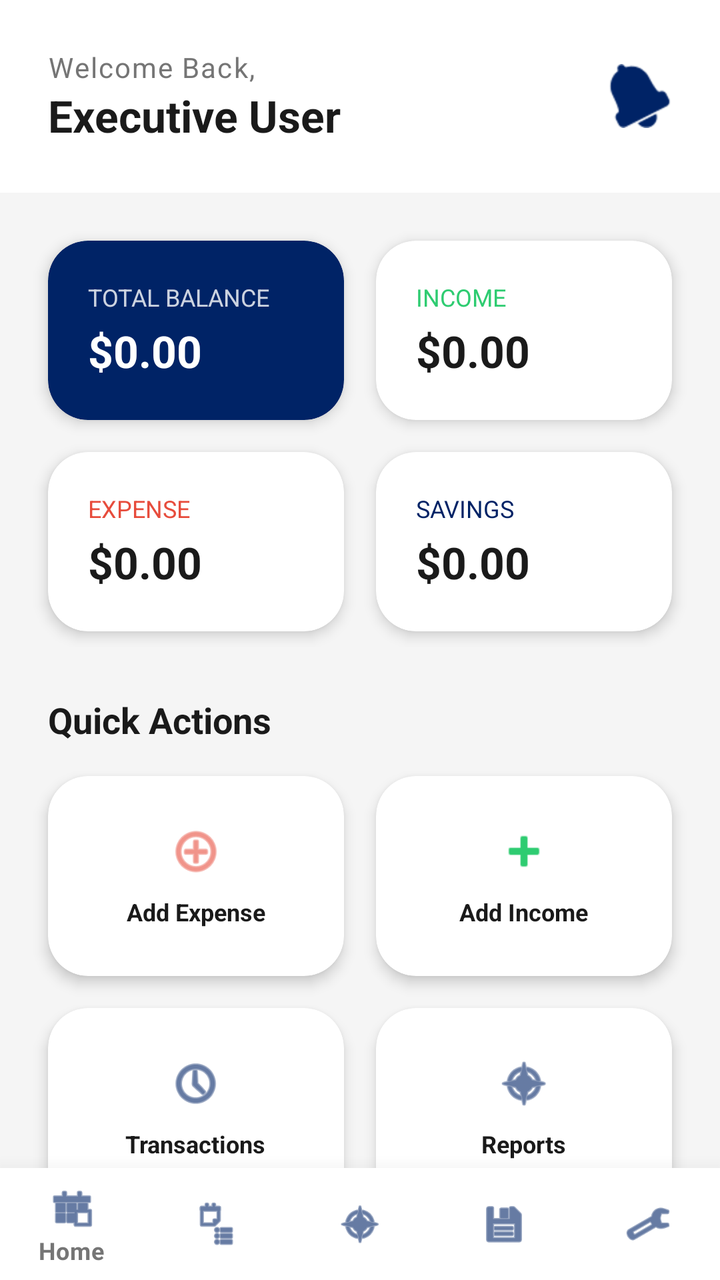
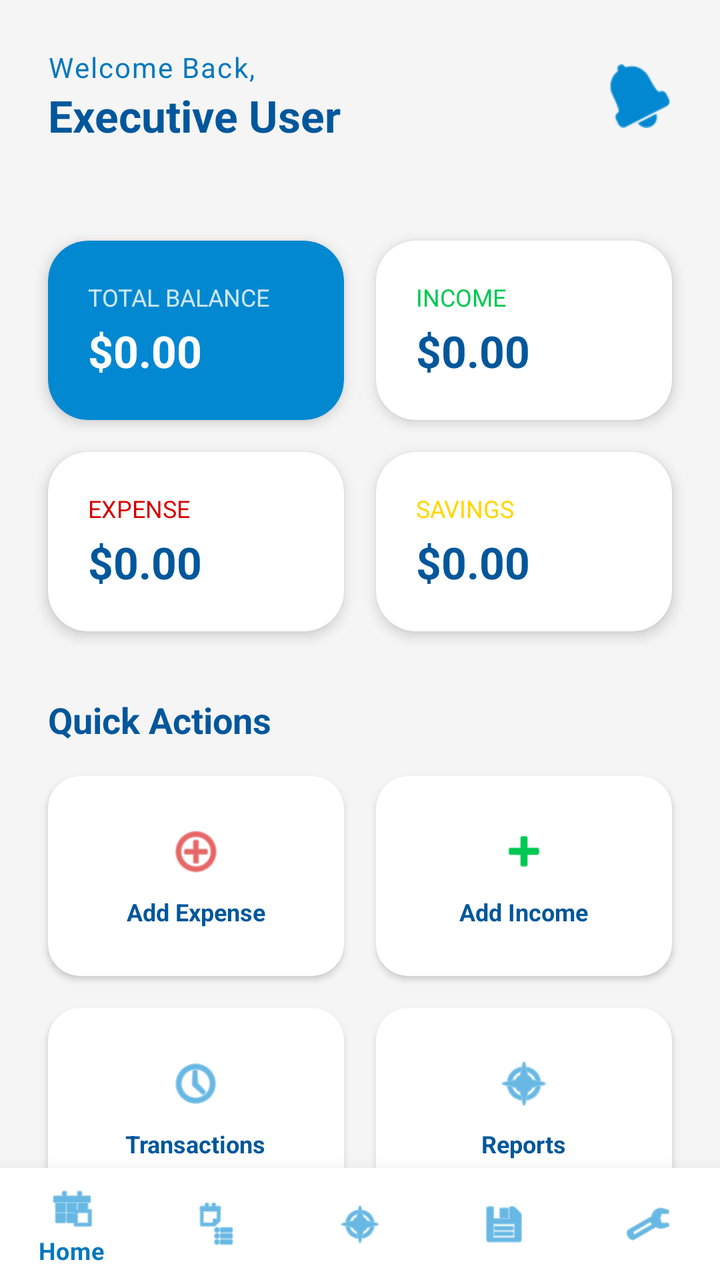

Screens rendered from an Android XML layout before and after an edit, with the pre-edit source and the edit as a unified diff.
<!-- AndroidManifest.xml: application theme Theme.SmartExpenseTracker -->
<!-- res/layout/activity_main.xml -->
<?xml version="1.0" encoding="utf-8"?>
<androidx.coordinatorlayout.widget.CoordinatorLayout xmlns:android="http://schemas.android.com/apk/res/android"
    xmlns:app="http://schemas.android.com/apk/res-auto"
    android:layout_width="match_parent"
    android:layout_height="match_parent"
    android:background="?android:attr/windowBackground">

    <com.google.android.material.appbar.AppBarLayout
        android:layout_width="match_parent"
        android:layout_height="wrap_content"
        android:background="?attr/colorSurface"
        app:elevation="0dp">

        <RelativeLayout
            android:layout_width="match_parent"
            android:layout_height="wrap_content"
            android:padding="24dp">

            <LinearLayout
                android:layout_width="wrap_content"
                android:layout_height="wrap_content"
                android:orientation="vertical">

                <TextView
                    android:id="@+id/tvGreeting"
                    android:layout_width="wrap_content"
                    android:layout_height="wrap_content"
                    android:text="Welcome Back,"
                    android:textColor="?android:attr/textColorSecondary"
                    android:textSize="14sp"
                    android:letterSpacing="0.05"/>

                <TextView
                    android:layout_width="wrap_content"
                    android:layout_height="wrap_content"
                    android:text="Executive User"
                    android:textColor="?android:attr/textColorPrimary"
                    android:textSize="22sp"
                    android:textStyle="bold" />
            </LinearLayout>

            <ImageView
                android:id="@+id/ivNotification"
                android:layout_width="32dp"
                android:layout_height="32dp"
                android:layout_alignParentEnd="true"
                android:layout_centerVertical="true"
                android:src="@android:drawable/ic_popup_reminder"
                app:tint="?attr/colorPrimary"/>
        </RelativeLayout>
    </com.google.android.material.appbar.AppBarLayout>

    <androidx.core.widget.NestedScrollView
        android:layout_width="match_parent"
        android:layout_height="match_parent"
        app:layout_behavior="@string/appbar_scrolling_view_behavior">

        <LinearLayout
            android:layout_width="match_parent"
            android:layout_height="wrap_content"
            android:orientation="vertical"
            android:padding="16dp">

            
            <GridLayout
                android:layout_width="match_parent"
                android:layout_height="wrap_content"
                android:columnCount="2"
                android:rowCount="2">

                
                <com.google.android.material.card.MaterialCardView
                    android:layout_width="0dp"
                    android:layout_height="wrap_content"
                    android:layout_columnWeight="1"
                    android:layout_margin="8dp"
                    style="?attr/cardViewStyle"
                    app:cardBackgroundColor="?attr/colorPrimary">
                    <LinearLayout
                        android:layout_width="match_parent"
                        android:layout_height="wrap_content"
                        android:orientation="vertical"
                        android:padding="20dp">
                        <TextView
                            android:layout_width="wrap_content"
                            android:layout_height="wrap_content"
                            android:text="Total Balance"
                            android:textColor="?attr/colorOnPrimary"
                            android:textSize="12sp"
                            android:textAllCaps="true"
                            android:alpha="0.8"/>
                        <TextView
                            android:id="@+id/tvTotalBalance"
                            android:layout_width="wrap_content"
                            android:layout_height="wrap_content"
                            android:text="$0.00"
                            android:textColor="?attr/colorOnPrimary"
                            android:textSize="22sp"
                            android:textStyle="bold"
                            android:layout_marginTop="4dp"/>
                    </LinearLayout>
                </com.google.android.material.card.MaterialCardView>

                
                <com.google.android.material.card.MaterialCardView
                    android:layout_width="0dp"
                    android:layout_height="wrap_content"
                    android:layout_columnWeight="1"
                    android:layout_margin="8dp"
                    style="?attr/cardViewStyle">
                    <LinearLayout
                        android:layout_width="match_parent"
                        android:layout_height="wrap_content"
                        android:orientation="vertical"
                        android:padding="20dp">
                        <TextView
                            android:layout_width="wrap_content"
                            android:layout_height="wrap_content"
                            android:text="Income"
                            android:textColor="@color/income_green"
                            android:textSize="12sp"
                            android:textAllCaps="true"/>
                        <TextView
                            android:id="@+id/tvTotalIncome"
                            android:layout_width="wrap_content"
                            android:layout_height="wrap_content"
                            android:text="$0.00"
                            android:textColor="?android:attr/textColorPrimary"
                            android:textSize="22sp"
                            android:textStyle="bold"
                            android:layout_marginTop="4dp"/>
                    </LinearLayout>
                </com.google.android.material.card.MaterialCardView>

                
                <com.google.android.material.card.MaterialCardView
                    android:layout_width="0dp"
                    android:layout_height="wrap_content"
                    android:layout_columnWeight="1"
                    android:layout_margin="8dp"
                    style="?attr/cardViewStyle">
                    <LinearLayout
                        android:layout_width="match_parent"
                        android:layout_height="wrap_content"
                        android:orientation="vertical"
                        android:padding="20dp">
                        <TextView
                            android:layout_width="wrap_content"
                            android:layout_height="wrap_content"
                            android:text="Expense"
                            android:textColor="@color/expense_red"
                            android:textSize="12sp"
                            android:textAllCaps="true"/>
                        <TextView
                            android:id="@+id/tvTotalExpense"
                            android:layout_width="wrap_content"
                            android:layout_height="wrap_content"
                            android:text="$0.00"
                            android:textColor="?android:attr/textColorPrimary"
                            android:textSize="22sp"
                            android:textStyle="bold"
                            android:layout_marginTop="4dp"/>
                    </LinearLayout>
                </com.google.android.material.card.MaterialCardView>

                
                <com.google.android.material.card.MaterialCardView
                    android:layout_width="0dp"
                    android:layout_height="wrap_content"
                    android:layout_columnWeight="1"
                    android:layout_margin="8dp"
                    style="?attr/cardViewStyle">
                    <LinearLayout
                        android:layout_width="match_parent"
                        android:layout_height="wrap_content"
                        android:orientation="vertical"
                        android:padding="20dp">
                        <TextView
                            android:layout_width="wrap_content"
                            android:layout_height="wrap_content"
                            android:text="Savings"
                            android:textColor="?attr/colorPrimary"
                            android:textSize="12sp"
                            android:textAllCaps="true"/>
                        <TextView
                            android:id="@+id/tvSavingsTotal"
                            android:layout_width="wrap_content"
                            android:layout_height="wrap_content"
                            android:text="$0.00"
                            android:textColor="?android:attr/textColorPrimary"
                            android:textSize="22sp"
                            android:textStyle="bold"
                            android:layout_marginTop="4dp"/>
                    </LinearLayout>
                </com.google.android.material.card.MaterialCardView>
            </GridLayout>

            
            <TextView
                android:layout_width="wrap_content"
                android:layout_height="wrap_content"
                android:layout_marginStart="8dp"
                android:layout_marginTop="24dp"
                android:text="Quick Actions"
                android:textColor="?android:attr/textColorPrimary"
                android:textSize="18sp"
                android:textStyle="bold" />

            <GridLayout
                android:layout_width="match_parent"
                android:layout_height="wrap_content"
                android:columnCount="2"
                android:layout_marginTop="8dp">

                
                <com.google.android.material.card.MaterialCardView
                    android:id="@+id/cardAddExpense"
                    android:layout_width="0dp"
                    android:layout_height="100dp"
                    android:layout_columnWeight="1"
                    android:layout_margin="8dp"
                    style="?attr/cardViewStyle"
                    android:clickable="true"
                    android:focusable="true">
                    <LinearLayout
                        android:layout_width="match_parent"
                        android:layout_height="match_parent"
                        android:gravity="center"
                        android:orientation="vertical">
                        <ImageView
                            android:layout_width="28dp"
                            android:layout_height="28dp"
                            android:src="@android:drawable/ic_menu_add"
                            app:tint="@color/expense_red"/>
                        <TextView
                            android:layout_width="wrap_content"
                            android:layout_height="wrap_content"
                            android:text="Add Expense"
                            android:textSize="12sp"
                            android:textStyle="bold"
                            android:layout_marginTop="8dp"
                            android:textColor="?android:attr/textColorPrimary"/>
                    </LinearLayout>
                </com.google.android.material.card.MaterialCardView>

                
                <com.google.android.material.card.MaterialCardView
                    android:id="@+id/cardAddIncome"
                    android:layout_width="0dp"
                    android:layout_height="100dp"
                    android:layout_columnWeight="1"
                    android:layout_margin="8dp"
                    style="?attr/cardViewStyle"
                    android:clickable="true"
                    android:focusable="true">
                    <LinearLayout
                        android:layout_width="match_parent"
                        android:layout_height="match_parent"
                        android:gravity="center"
                        android:orientation="vertical">
                        <ImageView
                            android:layout_width="28dp"
                            android:layout_height="28dp"
                            android:src="@android:drawable/ic_input_add"
                            app:tint="@color/income_green"/>
                        <TextView
                            android:layout_width="wrap_content"
                            android:layout_height="wrap_content"
                            android:text="Add Income"
                            android:textSize="12sp"
                            android:textStyle="bold"
                            android:layout_marginTop="8dp"
                            android:textColor="?android:attr/textColorPrimary"/>
                    </LinearLayout>
                </com.google.android.material.card.MaterialCardView>

                
                <com.google.android.material.card.MaterialCardView
                    android:id="@+id/cardTransactions"
                    android:layout_width="0dp"
                    android:layout_height="100dp"
                    android:layout_columnWeight="1"
                    android:layout_margin="8dp"
                    style="?attr/cardViewStyle"
                    android:clickable="true"
                    android:focusable="true">
                    <LinearLayout
                        android:layout_width="match_parent"
                        android:layout_height="match_parent"
                        android:gravity="center"
                        android:orientation="vertical">
                        <ImageView
                            android:layout_width="28dp"
                            android:layout_height="28dp"
                            android:src="@android:drawable/ic_menu_recent_history"
                            app:tint="?attr/colorPrimary"/>
                        <TextView
                            android:layout_width="wrap_content"
                            android:layout_height="wrap_content"
                            android:text="Transactions"
                            android:textSize="12sp"
                            android:textStyle="bold"
                            android:layout_marginTop="8dp"
                            android:textColor="?android:attr/textColorPrimary"/>
                    </LinearLayout>
                </com.google.android.material.card.MaterialCardView>

                
                <com.google.android.material.card.MaterialCardView
                    android:id="@+id/cardReports"
                    android:layout_width="0dp"
                    android:layout_height="100dp"
                    android:layout_columnWeight="1"
                    android:layout_margin="8dp"
                    style="?attr/cardViewStyle"
                    android:clickable="true"
                    android:focusable="true">
                    <LinearLayout
                        android:layout_width="match_parent"
                        android:layout_height="match_parent"
                        android:gravity="center"
                        android:orientation="vertical">
                        <ImageView
                            android:layout_width="28dp"
                            android:layout_height="28dp"
                            android:src="@android:drawable/ic_menu_compass"
                            app:tint="?attr/colorPrimary"/>
                        <TextView
                            android:layout_width="wrap_content"
                            android:layout_height="wrap_content"
                            android:text="Reports"
                            android:textSize="12sp"
                            android:textStyle="bold"
                            android:layout_marginTop="8dp"
                            android:textColor="?android:attr/textColorPrimary"/>
                    </LinearLayout>
                </com.google.android.material.card.MaterialCardView>

            </GridLayout>

            <View android:layout_width="match_parent" android:layout_height="100dp" />

        </LinearLayout>
    </androidx.core.widget.NestedScrollView>

    <com.google.android.material.bottomnavigation.BottomNavigationView
        android:id="@+id/bottomNavigation"
        android:layout_width="match_parent"
        android:layout_height="wrap_content"
        android:layout_gravity="bottom"
        style="?attr/bottomNavigationStyle"
        app:elevation="16dp"
        app:menu="@menu/bottom_nav_menu"/>

</androidx.coordinatorlayout.widget.CoordinatorLayout>
<!-- resources referenced by this layout -->
<resources>
  <color name="expense_red">#E74C3C</color>
  <color name="income_green">#2ECC71</color>
  <style name="Theme.SmartExpenseTracker" parent="Theme.MaterialComponents.DayNight.NoActionBar">
          
          <item name="colorPrimary">@color/royal_blue</item>
          <item name="colorPrimaryVariant">@color/primary_dark_light</item>
          <item name="colorOnPrimary">@color/white</item>
          
          <item name="colorSecondary">@color/royal_gold</item>
          <item name="colorOnSecondary">@color/white</item>
  
          
          <item name="android:statusBarColor">?attr/colorPrimaryVariant</item>
          <item name="android:windowLightStatusBar" tools:targetApi="m">true</item>
  
          
          <item name="android:windowBackground">@color/luxury_light_bg</item>
          <item name="colorSurface">@color/white</item>
  
          
          <item name="android:textColorPrimary">@color/text_primary_light</item>
          <item name="android:textColorSecondary">@color/text_secondary_light</item>
  
          
          <item name="cardViewStyle">@style/PremiumCardView</item>
          <item name="textInputStyle">@style/PremiumTextInputLayout</item>
          <item name="materialButtonStyle">@style/PremiumButton</item>
          <item name="bottomNavigationStyle">@style/PremiumBottomNav</item>
      </style>
  <color name="royal_blue">#002366</color>
  <color name="primary_dark_light">#001A4D</color>
  <color name="white">#FFFFFFFF</color>
  <color name="royal_gold">#D4AF37</color>
  <color name="luxury_light_bg">#F5F5F5</color>
  <color name="text_primary_light">#1A1A1A</color>
  <color name="text_secondary_light">#757575</color>
  <style name="PremiumCardView" parent="Widget.MaterialComponents.CardView">
          <item name="cardCornerRadius">20dp</item>
          <item name="cardElevation">4dp</item>
          <item name="android:layout_margin">8dp</item>
          <item name="cardBackgroundColor">@color/white</item>
      </style>
  <style name="PremiumTextInputLayout" parent="Widget.MaterialComponents.TextInputLayout.OutlinedBox">
          <item name="boxCornerRadiusTopStart">12dp</item>
          <item name="boxCornerRadiusTopEnd">12dp</item>
          <item name="boxCornerRadiusBottomStart">12dp</item>
          <item name="boxCornerRadiusBottomEnd">12dp</item>
          <item name="boxStrokeColor">@color/royal_blue</item>
          <item name="hintTextColor">@color/royal_blue</item>
      </style>
  <style name="PremiumButton" parent="Widget.MaterialComponents.Button">
          <item name="cornerRadius">14dp</item>
          <item name="android:insetTop">0dp</item>
          <item name="android:insetBottom">0dp</item>
          <item name="android:textAllCaps">false</item>
          <item name="android:textStyle">bold</item>
          <item name="backgroundTint">@color/royal_blue</item>
      </style>
  <style name="PremiumBottomNav" parent="Widget.MaterialComponents.BottomNavigationView">
          <item name="backgroundTint">@color/white</item>
          <item name="itemIconTint">@color/royal_blue</item>
          <item name="itemTextColor">@color/text_secondary_light</item>
      </style>
</resources>

<!-- the commit's change to res/layout/activity_main.xml (unified diff, before → after) -->
@@ -3,12 +3,12 @@
     xmlns:app="http://schemas.android.com/apk/res-auto"
     android:layout_width="match_parent"
     android:layout_height="match_parent"
-    android:background="?android:attr/windowBackground">
+    android:background="@color/luxury_light_bg">
 
     <com.google.android.material.appbar.AppBarLayout
         android:layout_width="match_parent"
         android:layout_height="wrap_content"
-        android:background="?attr/colorSurface"
+        android:background="@android:color/transparent"
         app:elevation="0dp">
 
         <RelativeLayout
@@ -26,7 +26,7 @@
                     android:layout_width="wrap_content"
                     android:layout_height="wrap_content"
                     android:text="Welcome Back,"
-                    android:textColor="?android:attr/textColorSecondary"
+                    android:textColor="@color/text_secondary_light"
                     android:textSize="14sp"
                     android:letterSpacing="0.05"/>
 
@@ -34,7 +34,7 @@
                     android:layout_width="wrap_content"
                     android:layout_height="wrap_content"
                     android:text="Executive User"
-                    android:textColor="?android:attr/textColorPrimary"
+                    android:textColor="@color/text_primary_light"
                     android:textSize="22sp"
                     android:textStyle="bold" />
             </LinearLayout>
@@ -46,7 +46,7 @@
                 android:layout_alignParentEnd="true"
                 android:layout_centerVertical="true"
                 android:src="@android:drawable/ic_popup_reminder"
-                app:tint="?attr/colorPrimary"/>
+                app:tint="@color/royal_blue"/>
         </RelativeLayout>
     </com.google.android.material.appbar.AppBarLayout>
 
@@ -74,8 +74,9 @@
                     android:layout_height="wrap_content"
                     android:layout_columnWeight="1"
                     android:layout_margin="8dp"
-                    style="?attr/cardViewStyle"
-                    app:cardBackgroundColor="?attr/colorPrimary">
+                    app:cardCornerRadius="20dp"
+                    app:cardElevation="4dp"
+                    app:cardBackgroundColor="@color/royal_blue">
                     <LinearLayout
                         android:layout_width="match_parent"
                         android:layout_height="wrap_content"
@@ -85,16 +86,15 @@
                             android:layout_width="wrap_content"
                             android:layout_height="wrap_content"
                             android:text="Total Balance"
-                            android:textColor="?attr/colorOnPrimary"
-                            android:textSize="12sp"
-                            android:textAllCaps="true"
-                            android:alpha="0.8"/>
+                            android:textColor="#CCFFFFFF"
+                            android:textSize="12sp"
+                            android:textAllCaps="true"/>
                         <TextView
                             android:id="@+id/tvTotalBalance"
                             android:layout_width="wrap_content"
                             android:layout_height="wrap_content"
                             android:text="$0.00"
-                            android:textColor="?attr/colorOnPrimary"
+                            android:textColor="@color/white"
                             android:textSize="22sp"
                             android:textStyle="bold"
                             android:layout_marginTop="4dp"/>
@@ -107,7 +107,9 @@
                     android:layout_height="wrap_content"
                     android:layout_columnWeight="1"
                     android:layout_margin="8dp"
-                    style="?attr/cardViewStyle">
+                    app:cardCornerRadius="20dp"
+                    app:cardElevation="4dp"
+                    app:cardBackgroundColor="@color/white">
                     <LinearLayout
                         android:layout_width="match_parent"
                         android:layout_height="wrap_content"
@@ -125,7 +127,7 @@
                             android:layout_width="wrap_content"
                             android:layout_height="wrap_content"
                             android:text="$0.00"
-                            android:textColor="?android:attr/textColorPrimary"
+                            android:textColor="@color/text_primary_light"
                             android:textSize="22sp"
                             android:textStyle="bold"
                             android:layout_marginTop="4dp"/>
@@ -138,7 +140,9 @@
                     android:layout_height="wrap_content"
                     android:layout_columnWeight="1"
                     android:layout_margin="8dp"
-                    style="?attr/cardViewStyle">
+                    app:cardCornerRadius="20dp"
+                    app:cardElevation="4dp"
+                    app:cardBackgroundColor="@color/white">
                     <LinearLayout
                         android:layout_width="match_parent"
                         android:layout_height="wrap_content"
@@ -156,7 +160,7 @@
                             android:layout_width="wrap_content"
                             android:layout_height="wrap_content"
                             android:text="$0.00"
-                            android:textColor="?android:attr/textColorPrimary"
+                            android:textColor="@color/text_primary_light"
                             android:textSize="22sp"
                             android:textStyle="bold"
                             android:layout_marginTop="4dp"/>
@@ -169,7 +173,9 @@
                     android:layout_height="wrap_content"
                     android:layout_columnWeight="1"
                     android:layout_margin="8dp"
-                    style="?attr/cardViewStyle">
+                    app:cardCornerRadius="20dp"
+                    app:cardElevation="4dp"
+                    app:cardBackgroundColor="@color/white">
                     <LinearLayout
                         android:layout_width="match_parent"
                         android:layout_height="wrap_content"
@@ -179,7 +185,7 @@
                             android:layout_width="wrap_content"
                             android:layout_height="wrap_content"
                             android:text="Savings"
-                            android:textColor="?attr/colorPrimary"
+                            android:textColor="@color/royal_gold"
                             android:textSize="12sp"
                             android:textAllCaps="true"/>
                         <TextView
@@ -187,7 +193,7 @@
                             android:layout_width="wrap_content"
                             android:layout_height="wrap_content"
                             android:text="$0.00"
-                            android:textColor="?android:attr/textColorPrimary"
+                            android:textColor="@color/text_primary_light"
                             android:textSize="22sp"
                             android:textStyle="bold"
                             android:layout_marginTop="4dp"/>
@@ -202,7 +208,7 @@
                 android:layout_marginStart="8dp"
                 android:layout_marginTop="24dp"
                 android:text="Quick Actions"
-                android:textColor="?android:attr/textColorPrimary"
+                android:textColor="@color/text_primary_light"
                 android:textSize="18sp"
                 android:textStyle="bold" />
 
@@ -219,7 +225,8 @@
                     android:layout_height="100dp"
                     android:layout_columnWeight="1"
                     android:layout_margin="8dp"
-                    style="?attr/cardViewStyle"
+                    app:cardCornerRadius="16dp"
+                    app:cardElevation="2dp"
                     android:clickable="true"
                     android:focusable="true">
                     <LinearLayout
@@ -239,7 +246,7 @@
                             android:textSize="12sp"
                             android:textStyle="bold"
                             android:layout_marginTop="8dp"
-                            android:textColor="?android:attr/textColorPrimary"/>
+                            android:textColor="@color/text_primary_light"/>
                     </LinearLayout>
                 </com.google.android.material.card.MaterialCardView>
 
@@ -250,7 +257,8 @@
                     android:layout_height="100dp"
                     android:layout_columnWeight="1"
                     android:layout_margin="8dp"
-                    style="?attr/cardViewStyle"
+                    app:cardCornerRadius="16dp"
+                    app:cardElevation="2dp"
                     android:clickable="true"
                     android:focusable="true">
                     <LinearLayout
@@ -270,7 +278,7 @@
                             android:textSize="12sp"
                             android:textStyle="bold"
                             android:layout_marginTop="8dp"
-                            android:textColor="?android:attr/textColorPrimary"/>
+                            android:textColor="@color/text_primary_light"/>
                     </LinearLayout>
                 </com.google.android.material.card.MaterialCardView>
 
@@ -281,7 +289,8 @@
                     android:layout_height="100dp"
                     android:layout_columnWeight="1"
                     android:layout_margin="8dp"
-                    style="?attr/cardViewStyle"
+                    app:cardCornerRadius="16dp"
+                    app:cardElevation="2dp"
                     android:clickable="true"
                     android:focusable="true">
                     <LinearLayout
@@ -293,7 +302,7 @@
                             android:layout_width="28dp"
                             android:layout_height="28dp"
                             android:src="@android:drawable/ic_menu_recent_history"
-                            app:tint="?attr/colorPrimary"/>
+                            app:tint="@color/royal_blue"/>
                         <TextView
                             android:layout_width="wrap_content"
                             android:layout_height="wrap_content"
@@ -301,7 +310,7 @@
                             android:textSize="12sp"
                             android:textStyle="bold"
                             android:layout_marginTop="8dp"
-                            android:textColor="?android:attr/textColorPrimary"/>
+                            android:textColor="@color/text_primary_light"/>
                     </LinearLayout>
                 </com.google.android.material.card.MaterialCardView>
 
@@ -312,7 +321,8 @@
                     android:layout_height="100dp"
                     android:layout_columnWeight="1"
                     android:layout_margin="8dp"
-                    style="?attr/cardViewStyle"
+                    app:cardCornerRadius="16dp"
+                    app:cardElevation="2dp"
                     android:clickable="true"
                     android:focusable="true">
                     <LinearLayout
@@ -324,7 +334,7 @@
                             android:layout_width="28dp"
                             android:layout_height="28dp"
                             android:src="@android:drawable/ic_menu_compass"
-                            app:tint="?attr/colorPrimary"/>
+                            app:tint="@color/royal_blue"/>
                         <TextView
                             android:layout_width="wrap_content"
                             android:layout_height="wrap_content"
@@ -332,7 +342,7 @@
                             android:textSize="12sp"
                             android:textStyle="bold"
                             android:layout_marginTop="8dp"
-                            android:textColor="?android:attr/textColorPrimary"/>
+                            android:textColor="@color/text_primary_light"/>
                     </LinearLayout>
                 </com.google.android.material.card.MaterialCardView>
 
@@ -348,8 +358,10 @@
         android:layout_width="match_parent"
         android:layout_height="wrap_content"
         android:layout_gravity="bottom"
-        style="?attr/bottomNavigationStyle"
+        android:background="@color/white"
         app:elevation="16dp"
-        app:menu="@menu/bottom_nav_menu"/>
+        app:menu="@menu/bottom_nav_menu"
+        app:itemIconTint="@color/royal_blue"
+        app:itemTextColor="@color/text_secondary_light"/>
 
 </androidx.coordinatorlayout.widget.CoordinatorLayout>
<!-- resource entries referenced after the edit -->
@@ -1,7 +1,7 @@
 <!-- resources referenced by this layout -->
 <resources>
-  <color name="expense_red">#E74C3C</color>
-  <color name="income_green">#2ECC71</color>
+  <color name="expense_red">#D50000</color>
+  <color name="income_green">#00C853</color>
   <style name="Theme.SmartExpenseTracker" parent="Theme.MaterialComponents.DayNight.NoActionBar">
           
           <item name="colorPrimary">@color/royal_blue</item>
@@ -29,13 +29,13 @@
           <item name="materialButtonStyle">@style/PremiumButton</item>
           <item name="bottomNavigationStyle">@style/PremiumBottomNav</item>
       </style>
-  <color name="royal_blue">#002366</color>
-  <color name="primary_dark_light">#001A4D</color>
+  <color name="royal_blue">#0288D1</color>
+  <color name="primary_dark_light">#01579B</color>
   <color name="white">#FFFFFFFF</color>
-  <color name="royal_gold">#D4AF37</color>
+  <color name="royal_gold">#FFD600</color>
   <color name="luxury_light_bg">#F5F5F5</color>
-  <color name="text_primary_light">#1A1A1A</color>
-  <color name="text_secondary_light">#757575</color>
+  <color name="text_primary_light">#01579B</color>
+  <color name="text_secondary_light">#0277BD</color>
   <style name="PremiumCardView" parent="Widget.MaterialComponents.CardView">
           <item name="cardCornerRadius">20dp</item>
           <item name="cardElevation">4dp</item>
